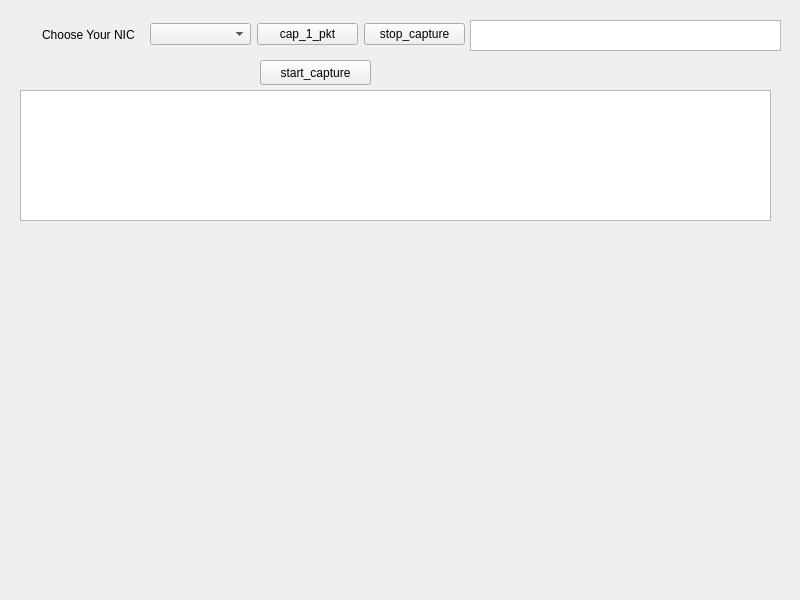
This is sniffer.ui in thefourm/mySniffer as Qt 5 draws it before an edit. The edited form follows.
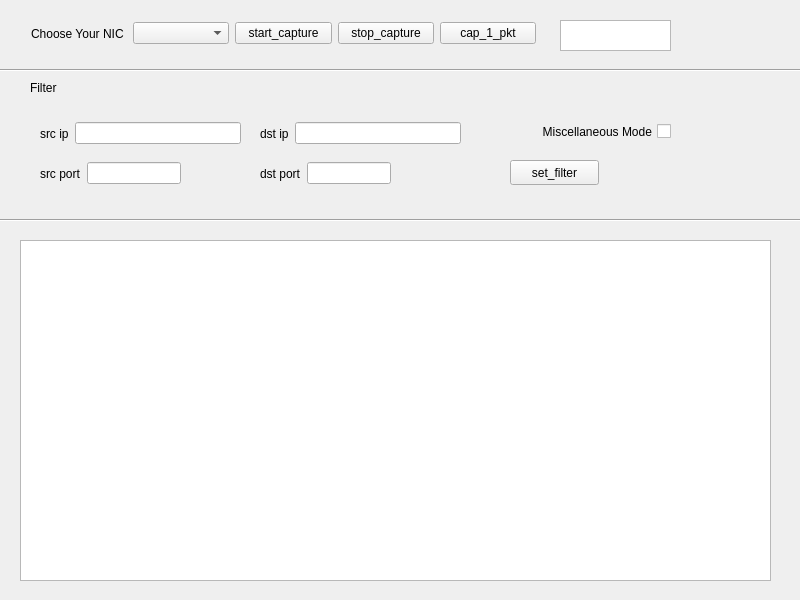
This is the edited form.

Commit message: add feature: poor tiny filter.

What changed in the file:
```diff
--- a/sniffer.ui
+++ b/sniffer.ui
@@ -16,80 +16,222 @@
   <widget class="QTextBrowser" name="current_Nic">
    <property name="geometry">
     <rect>
-     <x>470</x>
+     <x>560</x>
      <y>20</y>
-     <width>311</width>
+     <width>111</width>
      <height>31</height>
     </rect>
    </property>
   </widget>
-  <widget class="QWidget" name="layoutWidget">
-   <property name="geometry">
-    <rect>
-     <x>42</x>
-     <y>20</y>
-     <width>423</width>
-     <height>29</height>
-    </rect>
-   </property>
-   <layout class="QHBoxLayout" name="horizontalLayout_3">
-    <item>
-     <layout class="QHBoxLayout" name="horizontalLayout">
-      <item>
-       <widget class="QLabel" name="NIC_lable">
-        <property name="text">
-         <string>Choose Your NIC</string>
-        </property>
-       </widget>
-      </item>
-      <item>
-       <widget class="QComboBox" name="NIC_box"/>
-      </item>
-     </layout>
-    </item>
-    <item>
-     <layout class="QHBoxLayout" name="horizontalLayout_2">
-      <item>
-       <widget class="QPushButton" name="cap_1_pkt_btn">
-        <property name="text">
-         <string>cap_1_pkt</string>
-        </property>
-       </widget>
-      </item>
-      <item>
-       <widget class="QPushButton" name="end_cap_btn">
-        <property name="text">
-         <string>stop_capture</string>
-        </property>
-       </widget>
-      </item>
-     </layout>
-    </item>
-   </layout>
-  </widget>
   <widget class="QListView" name="packets_list">
    <property name="geometry">
     <rect>
      <x>20</x>
-     <y>90</y>
+     <y>240</y>
      <width>751</width>
-     <height>131</height>
+     <height>341</height>
     </rect>
    </property>
   </widget>
-  <widget class="QPushButton" name="star_capture_btn">
+  <widget class="QLabel" name="label">
    <property name="geometry">
     <rect>
-     <x>260</x>
+     <x>30</x>
+     <y>80</y>
+     <width>67</width>
+     <height>17</height>
+    </rect>
+   </property>
+   <property name="text">
+    <string>&lt;html&gt;&lt;head/&gt;&lt;body&gt;&lt;p&gt;Filter&lt;/p&gt;&lt;/body&gt;&lt;/html&gt;</string>
+   </property>
+  </widget>
+  <widget class="Line" name="line">
+   <property name="geometry">
+    <rect>
+     <x>0</x>
      <y>60</y>
-     <width>111</width>
+     <width>801</width>
+     <height>20</height>
+    </rect>
+   </property>
+   <property name="orientation">
+    <enum>Qt::Horizontal</enum>
+   </property>
+  </widget>
+  <widget class="QCheckBox" name="miscellaneous_checkBox">
+   <property name="geometry">
+    <rect>
+     <x>500</x>
+     <y>120</y>
+     <width>171</width>
+     <height>23</height>
+    </rect>
+   </property>
+   <property name="layoutDirection">
+    <enum>Qt::RightToLeft</enum>
+   </property>
+   <property name="text">
+    <string>Miscellaneous Mode</string>
+   </property>
+  </widget>
+  <widget class="Line" name="line_2">
+   <property name="geometry">
+    <rect>
+     <x>0</x>
+     <y>210</y>
+     <width>801</width>
+     <height>20</height>
+    </rect>
+   </property>
+   <property name="orientation">
+    <enum>Qt::Horizontal</enum>
+   </property>
+  </widget>
+  <widget class="QPushButton" name="filter_button">
+   <property name="geometry">
+    <rect>
+     <x>510</x>
+     <y>160</y>
+     <width>89</width>
      <height>25</height>
     </rect>
    </property>
    <property name="text">
-    <string>start_capture</string>
+    <string>set_filter</string>
    </property>
   </widget>
+  <widget class="QWidget" name="layoutWidget">
+   <property name="geometry">
+    <rect>
+     <x>31</x>
+     <y>20</y>
+     <width>505</width>
+     <height>27</height>
+    </rect>
+   </property>
+   <layout class="QHBoxLayout" name="horizontalLayout">
+    <item>
+     <widget class="QLabel" name="NIC_lable">
+      <property name="text">
+       <string>Choose Your NIC</string>
+      </property>
+     </widget>
+    </item>
+    <item>
+     <widget class="QComboBox" name="NIC_box"/>
+    </item>
+    <item>
+     <widget class="QPushButton" name="star_capture_btn">
+      <property name="text">
+       <string>start_capture</string>
+      </property>
+     </widget>
+    </item>
+    <item>
+     <widget class="QPushButton" name="end_cap_btn">
+      <property name="text">
+       <string>stop_capture</string>
+      </property>
+     </widget>
+    </item>
+    <item>
+     <widget class="QPushButton" name="cap_1_pkt_btn">
+      <property name="text">
+       <string>cap_1_pkt</string>
+      </property>
+     </widget>
+    </item>
+   </layout>
+  </widget>
+  <widget class="QWidget" name="layoutWidget">
+   <property name="geometry">
+    <rect>
+     <x>40</x>
+     <y>120</y>
+     <width>201</width>
+     <height>27</height>
+    </rect>
+   </property>
+   <layout class="QHBoxLayout" name="horizontalLayout_2">
+    <item>
+     <widget class="QLabel" name="label_2">
+      <property name="text">
+       <string>src ip</string>
+      </property>
+     </widget>
+    </item>
+    <item>
+     <widget class="QLineEdit" name="src_ip_input"/>
+    </item>
+   </layout>
+  </widget>
+  <widget class="QWidget" name="layoutWidget">
+   <property name="geometry">
+    <rect>
+     <x>260</x>
+     <y>120</y>
+     <width>201</width>
+     <height>27</height>
+    </rect>
+   </property>
+   <layout class="QHBoxLayout" name="horizontalLayout_3">
+    <item>
+     <widget class="QLabel" name="label_3">
+      <property name="text">
+       <string>dst ip</string>
+      </property>
+     </widget>
+    </item>
+    <item>
+     <widget class="QLineEdit" name="dst_ip_input"/>
+    </item>
+   </layout>
+  </widget>
+  <widget class="QWidget" name="layoutWidget">
+   <property name="geometry">
+    <rect>
+     <x>40</x>
+     <y>160</y>
+     <width>141</width>
+     <height>27</height>
+    </rect>
+   </property>
+   <layout class="QHBoxLayout" name="horizontalLayout_4">
+    <item>
+     <widget class="QLabel" name="label_4">
+      <property name="text">
+       <string>src port</string>
+      </property>
+     </widget>
+    </item>
+    <item>
+     <widget class="QLineEdit" name="src_port_input"/>
+    </item>
+   </layout>
+  </widget>
+  <widget class="QWidget" name="layoutWidget">
+   <property name="geometry">
+    <rect>
+     <x>260</x>
+     <y>160</y>
+     <width>131</width>
+     <height>27</height>
+    </rect>
+   </property>
+   <layout class="QHBoxLayout" name="horizontalLayout_5">
+    <item>
+     <widget class="QLabel" name="label_5">
+      <property name="text">
+       <string>dst port</string>
+      </property>
+     </widget>
+    </item>
+    <item>
+     <widget class="QLineEdit" name="dst_port_input"/>
+    </item>
+   </layout>
+  </widget>
  </widget>
  <resources/>
  <connections/>
```
The commit also changes 7 other files.
